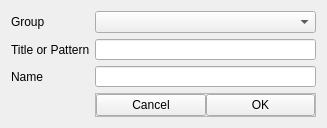
Above: ui/add_item_dialog.ui from erdoganonal/security-bypass before the change. Below: the same form after it.
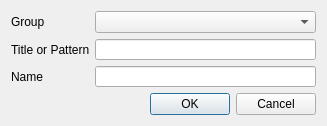
That is the form after the change.

The edit to the form file:
```diff
--- a/ui/add_item_dialog.ui
+++ b/ui/add_item_dialog.ui
@@ -1,7 +1,7 @@
 <?xml version="1.0" encoding="UTF-8"?>
 <ui version="4.0">
- <class>AddItemWidget</class>
- <widget class="QWidget" name="AddItemWidget">
+ <class>AddItemDialog</class>
+ <widget class="QDialog" name="AddItemDialog">
   <property name="geometry">
    <rect>
     <x>0</x>
@@ -13,7 +13,7 @@
   <property name="windowTitle">
    <string>Form</string>
   </property>
-  <layout class="QGridLayout" name="gridLayout">
+  <layout class="QFormLayout" name="formLayout">
    <item row="0" column="0">
     <widget class="QLabel" name="label_group">
      <property name="minimumSize">
@@ -113,65 +113,19 @@
     </widget>
    </item>
    <item row="3" column="1">
-    <widget class="QFrame" name="frame_buttons">
-     <property name="maximumSize">
-      <size>
-       <width>16777215</width>
-       <height>50</height>
-      </size>
+    <widget class="QDialogButtonBox" name="buttonBox">
+     <property name="sizePolicy">
+      <sizepolicy hsizetype="Preferred" vsizetype="Preferred">
+       <horstretch>0</horstretch>
+       <verstretch>0</verstretch>
+      </sizepolicy>
      </property>
-     <property name="mouseTracking">
-      <bool>false</bool>
+     <property name="orientation">
+      <enum>Qt::Horizontal</enum>
      </property>
-     <property name="layoutDirection">
-      <enum>Qt::LeftToRight</enum>
+     <property name="standardButtons">
+      <set>QDialogButtonBox::Cancel|QDialogButtonBox::Ok</set>
      </property>
-     <property name="frameShape">
-      <enum>QFrame::StyledPanel</enum>
-     </property>
-     <property name="frameShadow">
-      <enum>QFrame::Raised</enum>
-     </property>
-     <property name="lineWidth">
-      <number>0</number>
-     </property>
-     <layout class="QGridLayout">
-      <property name="sizeConstraint">
-       <enum>QLayout::SetMaximumSize</enum>
-      </property>
-      <property name="leftMargin">
-       <number>0</number>
-      </property>
-      <property name="topMargin">
-       <number>0</number>
-      </property>
-      <property name="rightMargin">
-       <number>0</number>
-      </property>
-      <property name="bottomMargin">
-       <number>0</number>
-      </property>
-      <property name="spacing">
-       <number>0</number>
-      </property>
-      <item row="0" column="1">
-       <widget class="QPushButton" name="button_ok">
-        <property name="text">
-         <string>OK</string>
-        </property>
-        <property name="autoDefault">
-         <bool>true</bool>
-        </property>
-       </widget>
-      </item>
-      <item row="0" column="0">
-       <widget class="QPushButton" name="button_cancel">
-        <property name="text">
-         <string>Cancel</string>
-        </property>
-       </widget>
-      </item>
-     </layout>
     </widget>
    </item>
   </layout>
```
Left out of the diff: 37 changed lines with no effect on the pictures.
